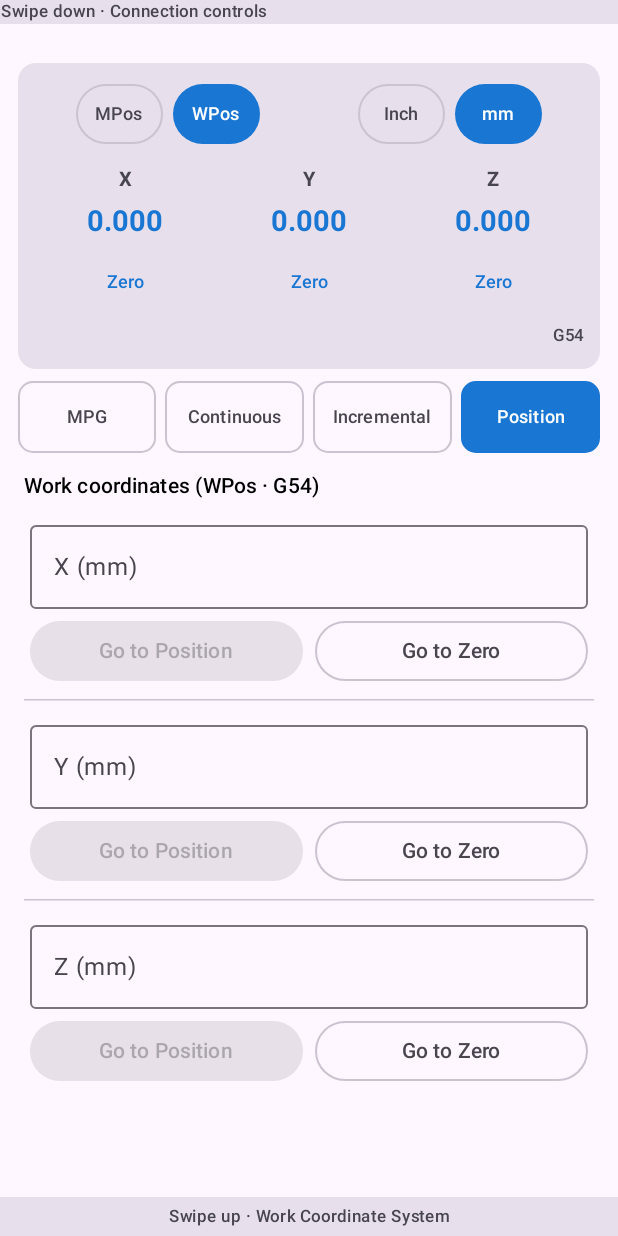
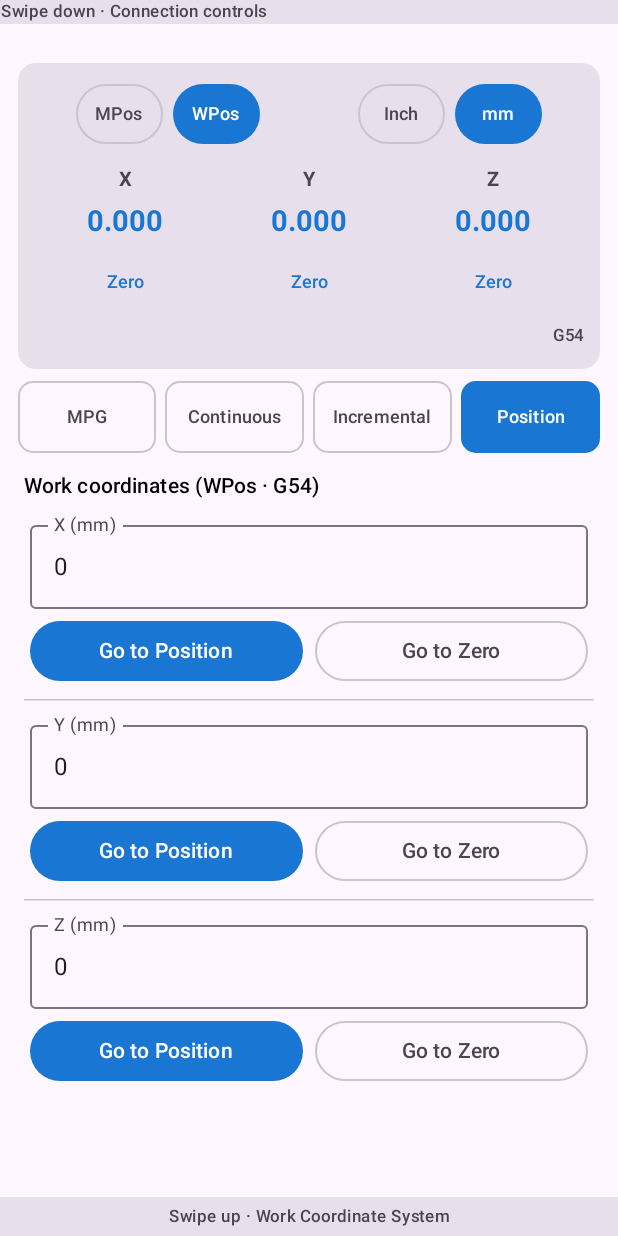
Before and after one commit to krecki/HapticInt, an Android app built with Jetpack Compose: the screen it shows after launch (MainActivity), after a tap on "Position", on a phone screen of 412 x 824 dp. Run offline under Robolectric (Android 15) with nearby library versions, the phone set to English and light mode, and no system bars; 1 statement that could not run was skipped; 3 other taps on this screen came first.

Commit message:
Refine pendant input and jog mode UI

```diff
--- a/app/src/main/java/com/kreckapps/hapticinterface/ui/MoveToPositionScreen.kt
+++ b/app/src/main/java/com/kreckapps/hapticinterface/ui/MoveToPositionScreen.kt
@@ -10,6 +10,9 @@ import androidx.compose.ui.Alignment
 import androidx.compose.ui.Modifier
 import androidx.compose.ui.text.input.KeyboardType
 import androidx.compose.ui.text.input.ImeAction
+import androidx.compose.ui.text.input.TextFieldValue
+import androidx.compose.ui.text.TextRange
+import androidx.compose.ui.focus.onFocusChanged
 import androidx.compose.ui.platform.LocalFocusManager
 import androidx.compose.ui.unit.dp
 import com.kreckapps.hapticinterface.model.CoordinateDisplayMode
@@ -32,7 +35,8 @@ fun MoveToPositionScreen(
         "Work coordinates (WPos · ${status.position.activeWcs})"
     }
     val focusManager = LocalFocusManager.current
-    val targets = remember { mutableStateMapOf('X' to "", 'Y' to "", 'Z' to "") }
+    val targets = remember { mutableStateMapOf('X' to "0", 'Y' to "0", 'Z' to "0") }
+    val targetFields = remember { mutableStateMapOf<Char, TextFieldValue>() }
 
     Column(
         modifier = Modifier
@@ -49,9 +53,17 @@ fun MoveToPositionScreen(
                 verticalArrangement = Arrangement.spacedBy(4.dp)
             ) {
                 OutlinedTextField(
-                    value = targets[axis] ?: "",
-                    onValueChange = { targets[axis] = it },
-                    modifier = Modifier.fillMaxWidth(),
+                    value = targetFields[axis] ?: TextFieldValue(targets[axis] ?: "0"),
+                    onValueChange = {
+                        targetFields[axis] = it
+                        targets[axis] = it.text
+                    },
+                    modifier = Modifier.fillMaxWidth().onFocusChanged { state ->
+                        if (state.isFocused) {
+                            val current = targets[axis] ?: "0"
+                            targetFields[axis] = TextFieldValue(current, selection = TextRange(0, current.length))
+                        }
+                    },
                     singleLine = true,
                     label = { Text("$axis ($unitLabel)") },
                     keyboardOptions = KeyboardOptions(keyboardType = KeyboardType.Decimal, imeAction = ImeAction.Done),
```
